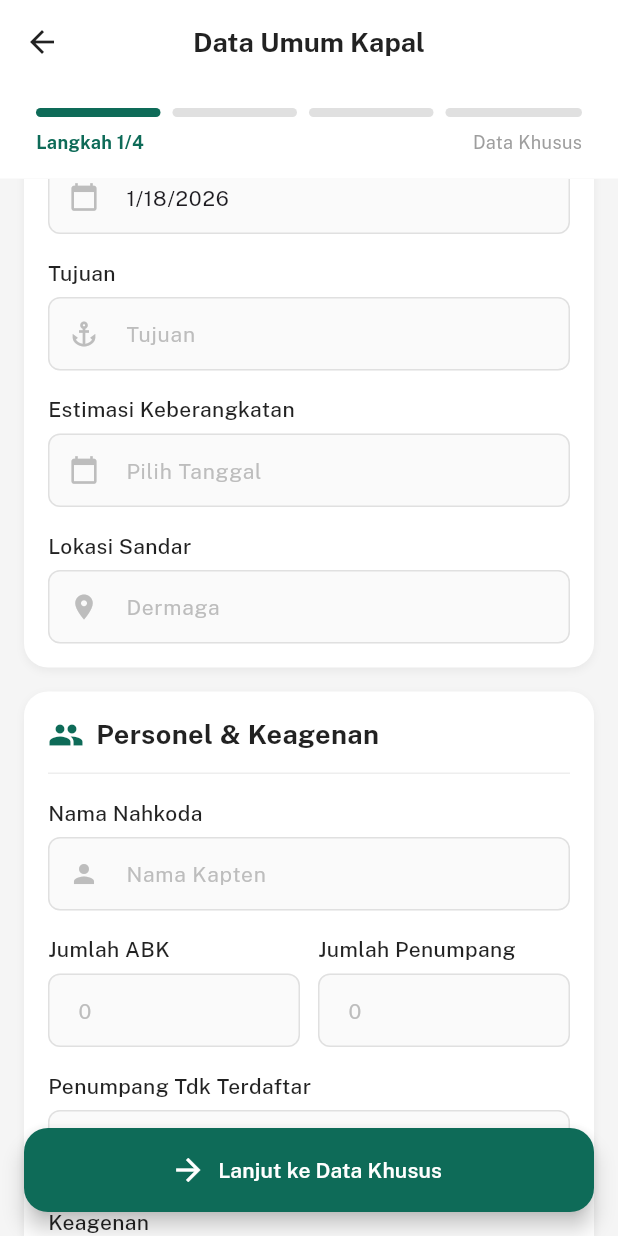
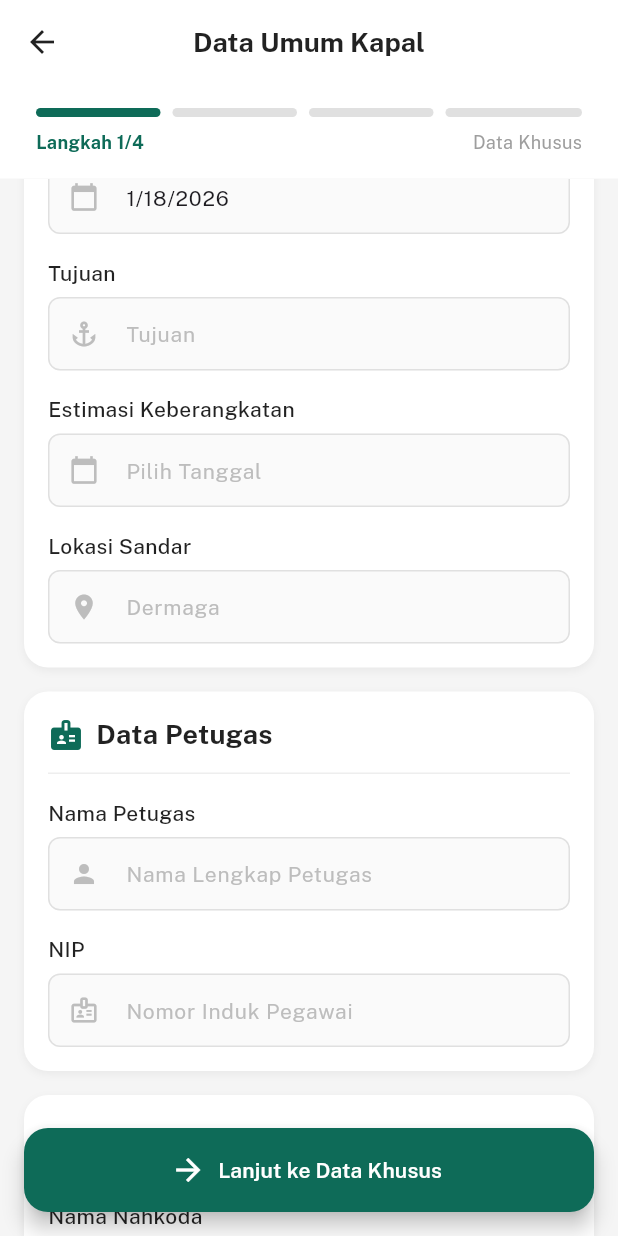
Before and after one commit to spirinity/projectKP_form_bkk, a Flutter app: the Step1ShipForm screen opened directly, scrolled down 576 dp, after a tap on "Lanjut ke Data Khusus", on a phone screen of 412 x 824 dp. Run offline on Flutter 3.47's test engine with Material 3 defaults, Android fonts, the phone set to English and light mode, and no system bars; drawn by our look-alikes of flutter_form_builder; our stand-ins replace form_builder_validators, gap, google_fonts, pdf, printing, signature; statements that could not run were skipped; project files that could hold a hidden picture were left out.

```diff
--- a/lib/screens/step1_ship_form.dart
+++ b/lib/screens/step1_ship_form.dart
@@ -6,6 +6,7 @@ import 'package:provider/provider.dart';
 import '../providers/inspection_provider.dart';
 import '../widgets/custom_progress_stepper.dart';
 import 'step1b_data_khusus.dart';
+import '../services/storage_service.dart';
 
 class Step1ShipForm extends StatefulWidget {
   const Step1ShipForm({super.key});
@@ -185,6 +186,34 @@ class _Step1ShipFormState extends State<Step1ShipForm> {
 
                     const Gap(16),
 
+                    // --- DATA PETUGAS ---
+                    _buildFormCard(
+                      title: 'Data Petugas',
+                      icon: Icons.badge,
+                      children: [
+                        _buildStyledTextField(
+                          name: 'officerName',
+                          label: 'Nama Petugas',
+                          initialValue: provider.data.officerName,
+                          hintText: 'Nama Lengkap Petugas',
+                          prefixIcon: Icons.person,
+                          validator: FormBuilderValidators.required(),
+                        ),
+                        const Gap(16),
+                        _buildStyledTextField(
+                          name: 'officerNIP',
+                          label: 'NIP',
+                          initialValue: provider.data.officerNIP,
+                          hintText: 'Nomor Induk Pegawai',
+                          prefixIcon: Icons.badge_outlined,
+                          keyboardType: TextInputType.number,
+                          validator: FormBuilderValidators.required(),
+                        ),
+                      ],
+                    ),
+
+                    const Gap(16),
+
                     // --- PERSONEL & KEAGENAN ---
                     _buildFormCard(
                       title: 'Personel & Keagenan',
@@ -269,7 +298,7 @@ class _Step1ShipFormState extends State<Step1ShipForm> {
     );
   }
 
-  void _submitForm() {
+  Future<void> _submitForm() async {
     if (_formKey.currentState?.saveAndValidate() ?? false) {
       final values = _formKey.currentState!.value;
       final provider = Provider.of<InspectionProvider>(context, listen: false);
@@ -292,7 +321,13 @@ class _Step1ShipFormState extends State<Step1ShipForm> {
         passengerCount: parseInt(values['passengerCount']),
         unregisteredPassengers: parseInt(values['unregisteredPassengers']),
         agency: values['agency'],
+        officerName: values['officerName'],
+        officerNIP: values['officerNIP'],
       );
+
+      // SIMPAN DATA KE LOCAL STORAGE DIHAPUS (Hanya di Step 4)
+
+      if (!mounted) return;
       Navigator.push(
         context,
         MaterialPageRoute(builder: (_) => const Step1BDataKhusus()),
```
Also changed, not shown: lib/screens/step4_signature_screen.dart (+32 -15 lines).
